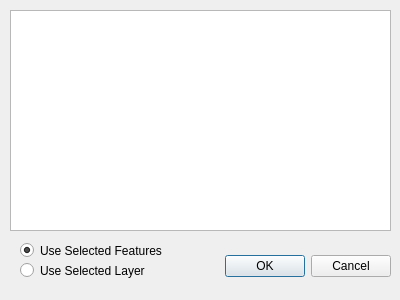
hellkite500/HydroQGIS, file HydroData/tools/ffa_dialog_base.ui: the form before one commit.
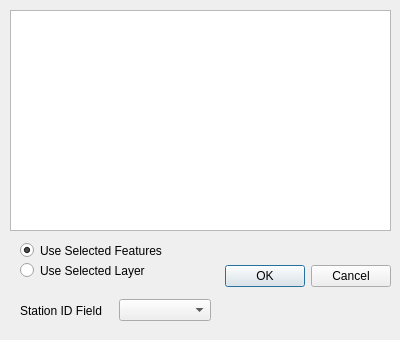
The form after the commit.

Commit message: Added a selection combo box for the user to select the field containing the usgs station ID for the given layer.

```diff
--- a/HydroData/tools/ffa_dialog_base.ui
+++ b/HydroData/tools/ffa_dialog_base.ui
@@ -7,7 +7,7 @@
     <x>0</x>
     <y>0</y>
     <width>400</width>
-    <height>300</height>
+    <height>340</height>
    </rect>
   </property>
   <property name="windowTitle">
@@ -17,7 +17,7 @@
    <property name="geometry">
     <rect>
      <x>220</x>
-     <y>250</y>
+     <y>260</y>
      <width>171</width>
      <height>32</height>
     </rect>
@@ -74,6 +74,28 @@
     <string notr="true">selectionGroup</string>
    </attribute>
   </widget>
+  <widget class="QWidget" name="horizontalLayoutWidget_2">
+   <property name="geometry">
+    <rect>
+     <x>20</x>
+     <y>290</y>
+     <width>191</width>
+     <height>41</height>
+    </rect>
+   </property>
+   <layout class="QHBoxLayout" name="horizontalLayout_2">
+    <item>
+     <widget class="QLabel" name="label">
+      <property name="text">
+       <string>Station ID Field</string>
+      </property>
+     </widget>
+    </item>
+    <item>
+     <widget class="QComboBox" name="idFieldComboBox"/>
+    </item>
+   </layout>
+  </widget>
  </widget>
  <resources/>
  <connections>
```
